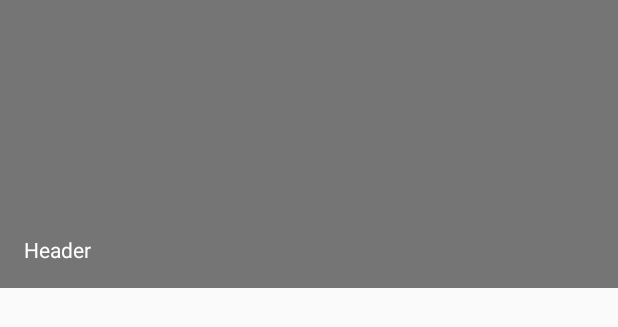
After one commit to T-MAPY/IREDOViewer, an Android app: the layout nav_header.xml on its own in the app's theme, with its tools: preview values and no code run, on a phone screen of 412 x 824 dp. The commit adds this screen. Shown: the top 327 px of the screen. Run offline under Robolectric (Android 15) with nearby library versions, the phone set to English and light mode, and no system bars.

Commit message:
basic implementation

```diff
--- a/app/build.gradle
+++ b/app/build.gradle
@@ -22,6 +22,7 @@ android {
 dependencies {
     compile fileTree(dir: 'libs', include: ['*.jar'])
     testCompile 'junit:junit:4.12'
+    compile 'com.android.support:design:23.1.1'
     compile 'com.android.support:appcompat-v7:23.1.1'
     compile 'com.github.MKergall.osmbonuspack:OSMBonusPack:v5.6'
 }
--- /dev/null
+++ b/app/src/main/res/layout/nav_header.xml
@@ -0,0 +1,18 @@
+<?xml version="1.0" encoding="utf-8"?>
+<LinearLayout xmlns:android="http://schemas.android.com/apk/res/android"
+    android:layout_width="match_parent"
+    android:layout_height="192dp"
+    android:background="?attr/colorPrimaryDark"
+    android:padding="16dp"
+    android:theme="@style/ThemeOverlay.AppCompat.Dark"
+    android:orientation="vertical"
+    android:gravity="bottom">
+
+    <TextView
+        android:layout_width="match_parent"
+        android:layout_height="wrap_content"
+        android:text="Header"
+        android:textColor="@android:color/white"
+        android:textAppearance="@style/TextAppearance.AppCompat.Body1"/>
+
+</LinearLayout>
--- /dev/null
+++ b/app/src/main/res/values-v19/styles.xml
@@ -0,0 +1,7 @@
+<resources>
+  <!-- Base application theme. -->
+  <style name="AppTheme" parent="Theme.AppCompat.Light.NoActionBar">
+    <!-- Customize your theme here. -->
+    <item name="android:windowTranslucentStatus">true</item>
+  </style>
+</resources>
--- a/app/src/main/res/values/strings.xml
+++ b/app/src/main/res/values/strings.xml
@@ -6,4 +6,6 @@
     <string name="perm_write_cache">Persmission is needed to write map cache</string>
     <string name="tooltip_state">State time:</string>
     <string name="map_vehicles">vehicles</string>
+    <string name="drawer_open">Open navigation drawer</string>
+    <string name="drawer_close">Close navigation drawer</string>
 </resources>
```
Also changed, not shown: app/src/main/java/cz/tmapy/android/iredoviewer/MainActivity.java (+101 -22 lines), app/src/main/res/layout/activity_main.xml (+49 -11 lines), app/src/main/res/layout/toolbar.xml (added, +12 -0 lines), app/src/main/res/menu/drawer_view.xml (added, +13 -0 lines), 2 other files.
